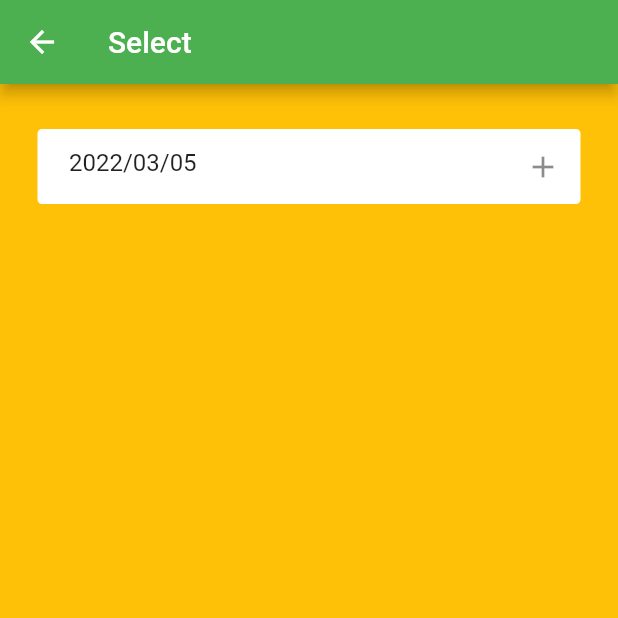
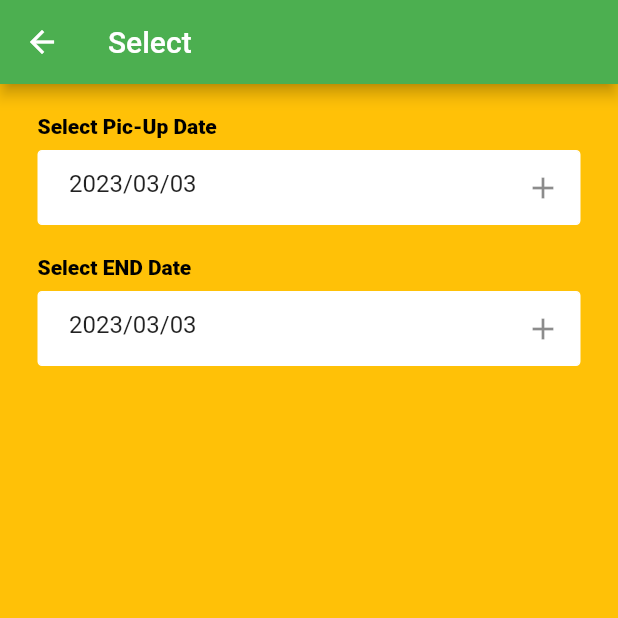
Before and after one commit to WarunaDisanayaka/Car-renting-platform, a Flutter app: the home screen opened directly, on a phone screen of 412 x 824 dp, the top half of it. Run offline on Flutter 3.47's test engine with Material 2 defaults, Android fonts, the phone set to English and light mode, and no system bars.

Commit message:
Update home.dart

```diff
--- a/app/lib/home.dart
+++ b/app/lib/home.dart
@@ -7,8 +7,8 @@ class home extends StatefulWidget {
   @override
   State<home> createState() => _homeState();
 }
-
-TextEditingController _controller = TextEditingController(text: "2022/03/05");
+String txt ="2023/03/03";
+TextEditingController _controller = TextEditingController(text: txt);
 
 class _homeState extends State<home> {
   @override
@@ -21,12 +21,21 @@ class _homeState extends State<home> {
       backgroundColor: Colors.amber,
       body: Container(
         child: Column(
+          crossAxisAlignment: CrossAxisAlignment.start,
           children: [
-            SizedBox(
-              height: 30,
+
+            //select stsrt date
+            Padding(
+            padding: EdgeInsets.only(top: 20, bottom: 8, left: 25, right: 5),
+              child: Text(
+                "Select Pic-Up Date ",
+                style: TextStyle(
+                  color: Colors.black,
+                  fontWeight: FontWeight.w800,
+                ),
+              ),
             ),
 
-            //select stsrt date
             Padding(
               padding: const EdgeInsets.symmetric(horizontal: 25.0),
               child: Container(
@@ -84,6 +93,80 @@ class _homeState extends State<home> {
                 ),
               ),
             ),
+
+
+
+            //select END date
+            Padding(
+              padding: EdgeInsets.only(top: 20, bottom: 8, left: 25, right: 5),
+              child: Text(
+                "Select END Date ",
+                style: TextStyle(
+                  color: Colors.black,
+                  fontWeight: FontWeight.w800,
+                ),
+              ),
+            ),
+
+            Padding(
+              padding: const EdgeInsets.symmetric(horizontal: 25.0),
+              child: Container(
+                decoration: BoxDecoration(
+                    color: Colors.white,
+                    border: Border.all(color: Colors.white),
+                    borderRadius: BorderRadius.circular(3)),
+                child: Padding(
+                  padding: const EdgeInsets.only(left: 20.0),
+                  child: TextField(
+                    controller: _controller,
+                    decoration: InputDecoration(
+                      border: InputBorder.none,
+                      suffixIcon: IconButton(
+                        icon: Icon(Icons.add),
+                        onPressed: () {
+                          // handle the tap event
+                          print('Icon tapped!');
+                          showCupertinoModalPopup(
+                            context: context,
+                            builder: (context) {
+                              return Container(
+                                height:
+                                MediaQuery.of(context).size.height * 0.36,
+                                decoration: BoxDecoration(
+                                  color: Colors.green,
+                                  borderRadius: BorderRadius.only(
+                                    topLeft: Radius.circular(40.0),
+                                    topRight: Radius.circular(40.0),
+                                  ),
+                                ),
+                                child: Column(
+                                  children: [
+                                    TextButton(
+                                      onPressed: () {
+                                        Navigator.pop(context);
+                                      },
+                                      child: Text('Done'),
+                                    ),
+                                    Expanded(
+                                      child: CupertinoDatePicker(
+                                        onDateTimeChanged: (date) {},
+                                      ),
+                                    )
+                                  ],
+                                ),
+                              );
+                            },
+                          );
+                        },
+                      ),
+                      hintText: '2023/03/20',
+                    ),
+                  ),
+                ),
+              ),
+            ),
+
+
           ],
         ),
       ),
```
